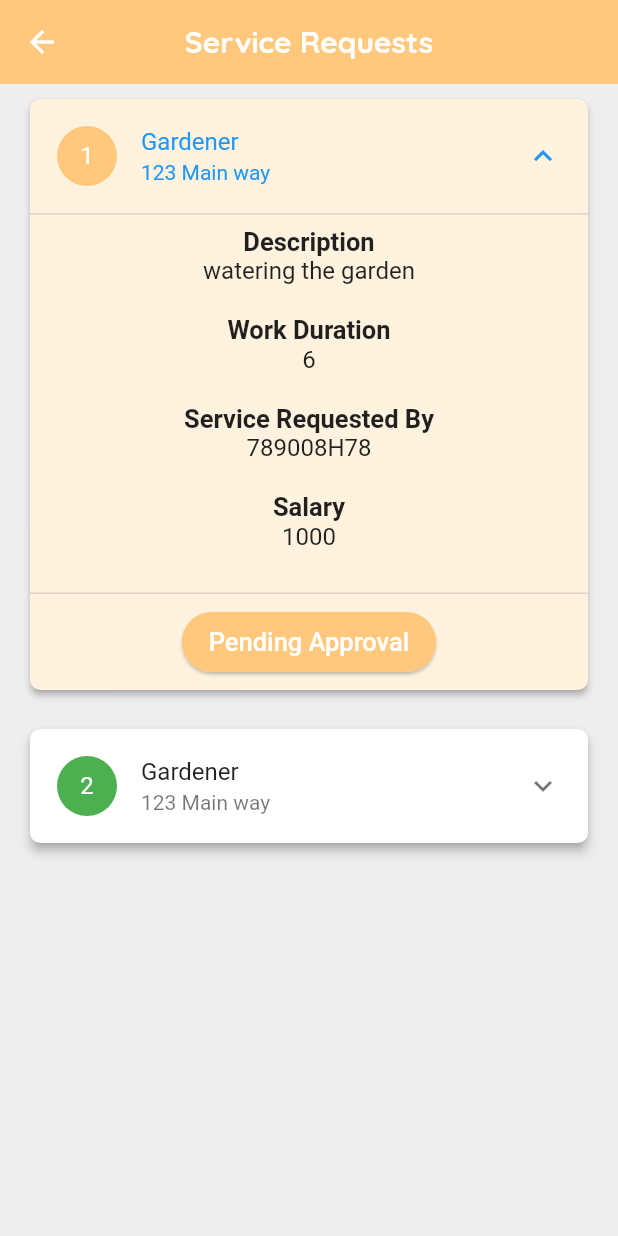
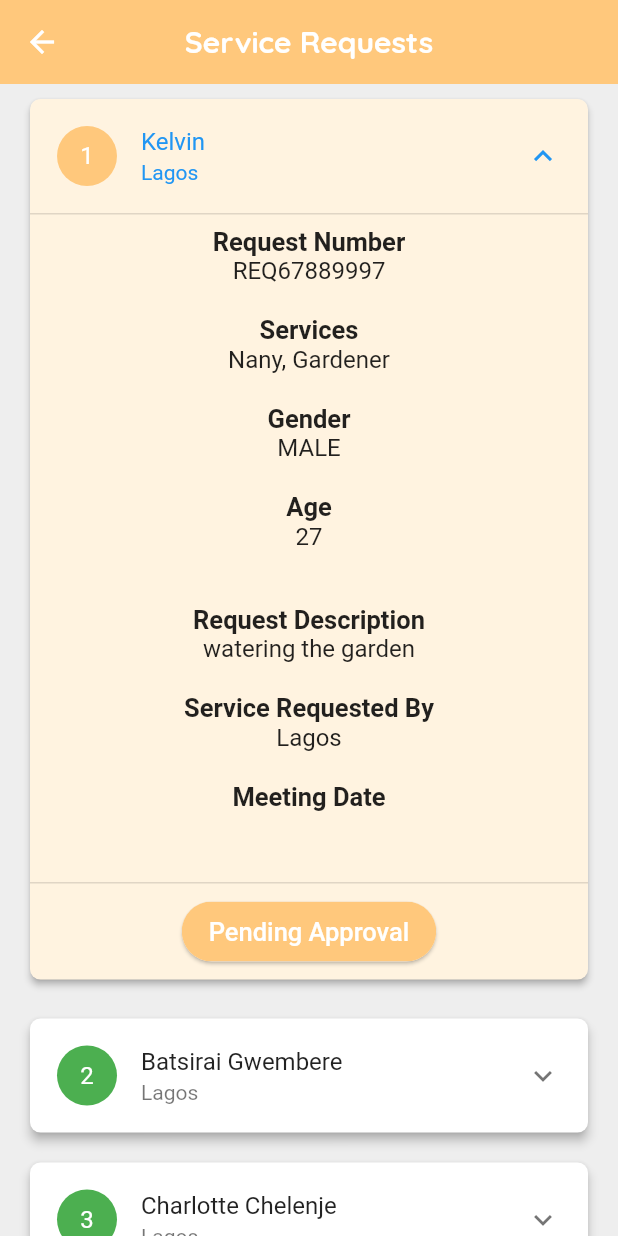
Before and after one commit to keptac/nannyacademy, a Flutter app: the MyRequests screen opened directly, after a tap on an icon or button, on a phone screen of 412 x 824 dp. Run offline on Flutter 3.47's test engine with Material 2 defaults, Android fonts, the phone set to English and light mode, and no system bars; drawn by our look-alikes of expansion_tile_card; our stand-ins replace flutter_spinkit, image_picker, localstorage, shared_preferences; missing offline and left inert: flutter_rounded_date_picker; accounts and stored records are empty.

Commit message:
pre demo push

```diff
--- a/lib/employers/myRequests.dart
+++ b/lib/employers/myRequests.dart
@@ -14,37 +14,62 @@ class MyRequests extends StatefulWidget {
 class _MyRequestsState extends State<MyRequests> {
   List serviceRequests = [
     {
+      "firstName": "Kelvin",
+      "surname": "Chelenje",
+      "gender": "MALE",
+      "age": "27",
+      "services": "Nany, Gardener",
+      "location": "Lagos",
+      "phoneNumber": "263785302628",
+      "photoUrl": "users/pic.png",
+      "employeeId": "58-293952-Q-86",
+      "jobStatus": "pending",
+      "requestStatus": "pending",
+      "serviceRequested": "watering the garden ",
       "requestType": "Gardener",
-      "requestNum": "REQ67889997",
-      "nanyId": "58-293952-Q-86",
-      "requestorId": "789008H78",
-      "periodOfRequest": '6',
-      "requestDate": "2021-09-27T22:00:00.000Z",
-      "serviceRequested": "watering the garden ",
-      "requestStatus": "pending",
-      "serviceRating": "",
-      "comments": "",
-      "location": "123 Main way",
+      "meetingDate": "",
       "active": "1",
       "salary": "1000",
-      "jobStatus": "pending"
+      "requestNumber": "REQ67889997",
     },
     {
+      "firstName": "Batsirai",
+      "surname": "Gwembere",
+      "gender": "MALE",
+      "age": "25",
+      "services": "Gardener",
+      "location": "Lagos",
+      "phoneNumber": "263785302628",
+      "photoUrl": "users/pic.png",
+      "employeeId": "58-293952-Q-86",
+      "jobStatus": "pending",
+      "requestStatus": "approved",
+      "serviceRequested": "watering the garden ",
       "requestType": "Gardener",
-      "requestNum": "REQ67889997",
-      "nanyId": "58-293952-Q-86",
-      "requestorId": "789008H78",
-      "periodOfRequest": '6',
-      "requestDate": "2021-09-27T22:00:00.000Z",
-      "serviceRequested": "watering the garden ",
-      "requestStatus": "approved",
-      "serviceRating": "",
-      "comments": "",
-      "location": "123 Main way",
+      "meetingDate": "2021-10-30",
       "active": "1",
       "salary": "1000",
-      "jobStatus": "pending"
+      "requestNumber": "REQ67889997",
     },
+        {
+      "firstName": "Charlotte",
+      "surname": "Chelenje",
+      "gender": "FEMALE",
+      "age": "23",
+      "services": "Nany",
+      "location": "Lagos",
+      "phoneNumber": "263785302628",
+      "photoUrl": "users/pic.png",
+      "employeeId": "58-293952-Q-86",
+      "jobStatus": "granted",
+      "requestStatus": "approved",
+      "serviceRequested": "watering the garden ",
+      "requestType": "Gardener",
+      "meetingDate": "2021-10-30",
+      "active": "1",
+      "salary": "1000",
+      "requestNumber": "REQ67889997",
+    }
   ];
 
   String _meetingText = 'Meeting Date *';
@@ -167,7 +192,11 @@ class _MyRequestsState extends State<MyRequests> {
                   style: TextStyle(color: Colors.white),
                 ),
               ),
-              title: Text(serviceRequest['requestType']),
+              title: serviceRequest['requestStatus'] == "approved"
+                  ? Text(serviceRequest['firstName'] +
+                      ' ' +
+                      serviceRequest['surname'])
+                  : Text(serviceRequest['firstName']),
               subtitle: Text(serviceRequest['location']),
               children: <Widget>[
                 Divider(
@@ -182,12 +211,20 @@ class _MyRequestsState extends State<MyRequests> {
                   child: Column(
                     children: [
                       serviceDisplay(
-                          "Description", serviceRequest['serviceRequested']),
+                          "Request Number", serviceRequest['requestNumber']),
+                      serviceDisplay("Services", serviceRequest['services']),
+                      serviceDisplay("Gender", serviceRequest['gender']),
+                      serviceDisplay("Age", serviceRequest['age']),
+                      serviceRequest['requestStatus'] == "approved"
+                          ? serviceDisplay(
+                              "Phone Nunber", serviceRequest['phoneNumber'])
+                          : Text(""),
+                      serviceDisplay("Request Description",
+                          serviceRequest['serviceRequested']),
                       serviceDisplay(
-                          "Work Duration", serviceRequest['periodOfRequest']),
-                      serviceDisplay("Service Requested By",
-                          serviceRequest['requestorId']),
-                      serviceDisplay("Salary", serviceRequest['salary']),
+                          "Service Requested By", serviceRequest['location']),
+                      serviceDisplay(
+                          "Meeting Date", serviceRequest['meetingDate']),
                     ],
                   ),
                 ),
--- a/lib/employers/searcResults.dart
+++ b/lib/employers/searcResults.dart
@@ -57,35 +57,25 @@ class _SearchResultsState extends State<SearchResults> {
 
   List serviceSearchResults = [
     {
-      "requestType": "Kelvin",
-      "requestNum": "REQ67889997",
-      "nanyId": "58-293952-Q-86",
-      "requestorId": "789008H78",
-      "periodOfRequest": '6',
-      "requestDate": "2021-09-27T22:00:00.000Z",
-      "serviceRequested": "watering the garden ",
-      "requestStatus": "apprved",
-      "serviceRating": "",
-      "comments": "",
-      "location": "123 Main way",
-      "active": "1",
-      "salary": "1000"
+      "firstName": "Kelvin",
+      "gender": "MALE",
+      "age": "27",
+      "services": "Nany, Gardener",
+      "location": "Lagos",
+      "phoneNumber": "263785302628",
+      "photoUrl": "users/pic.png",
+      "employeeId": "58-293952-Q-86"
     },
     {
-      "requestType": "Tadiwanashe",
-      "requestNum": "REQ67889997",
-      "nanyId": "58-293952-Q-86",
-      "requestorId": "789008H78",
-      "periodOfRequest": '6',
-      "requestDate": "2021-09-27T22:00:00.000Z",
-      "serviceRequested": "watering the garden ",
-      "requestStatus": "approved",
-      "serviceRating": "",
-      "comments": "",
-      "location": "123 Main way",
-      "active": "1",
-      "salary": "1000"
-    }
+      "firstName": "Charlotte",
+      "gender": "FEMALE",
+      "age": "23",
+      "services": "Nany",
+      "location": "Abuja",
+      "phoneNumber": "263785302628",
+      "photoUrl": "users/pic.png",
+      "employeeId": "58-293952-Q-86"
+    },
   ];
 
   _searchService(var serviceChoice) {
@@ -176,9 +166,9 @@ class _SearchResultsState extends State<SearchResults> {
                     style: TextStyle(color: Colors.white),
                   ),
                 ),
-                title: Text(serviceRequest['requestType'] == null
+                title: Text(serviceRequest['firstName'] == null
                     ? ''
-                    : serviceRequest['requestType']),
+                    : serviceRequest['firstName']),
                 subtitle: Text(serviceRequest['location'] == null
                     ? ''
                     : serviceRequest['location']),
@@ -194,14 +184,9 @@ class _SearchResultsState extends State<SearchResults> {
                     ),
                     child: Column(
                       children: [
-                        serviceDisplay(
-                            "Description", serviceRequest['serviceRequested']),
-                        serviceDisplay(
-                            "Work Duration", serviceRequest['periodOfRequest']),
-                        serviceDisplay("Service Requested By",
-                            serviceRequest['requestorId']),
-                        serviceDisplay(
-                            "Phone Number", serviceRequest['salary']),
+                        serviceDisplay("Services", serviceRequest['services']),
+                        serviceDisplay("Gender", serviceRequest['gender']),
+                        serviceDisplay("Age", serviceRequest['age']),
                       ],
                     ),
                   ),
```
